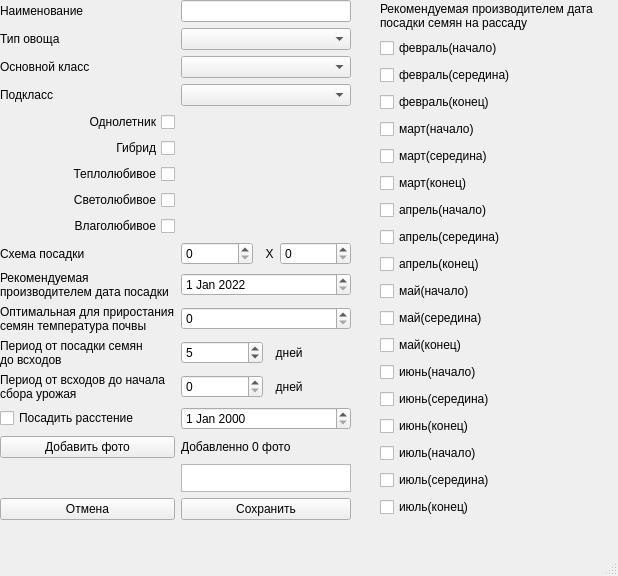
Old version of the form 2.ui in the repository Kostyan365/main.py.
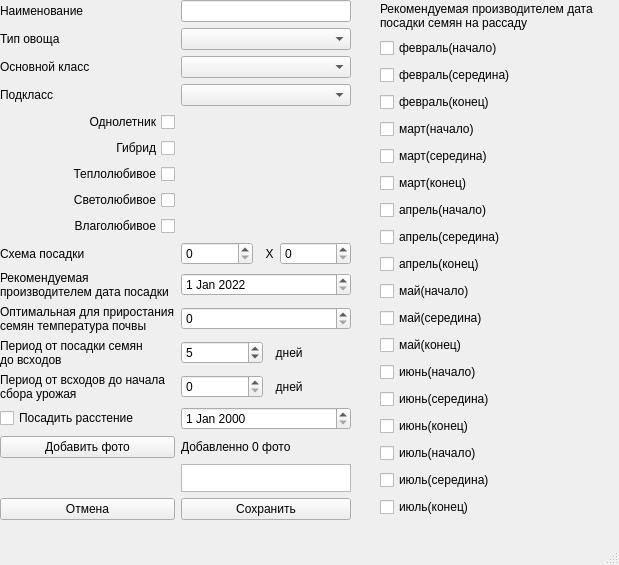
New version of the form.

```diff
--- a/2.ui
+++ b/2.ui
@@ -6,8 +6,8 @@
    <rect>
     <x>0</x>
     <y>0</y>
-    <width>618</width>
-    <height>576</height>
+    <width>619</width>
+    <height>565</height>
    </rect>
   </property>
   <property name="windowTitle">
```
Left out of the diff: 4 changed lines with no effect on the pictures.
